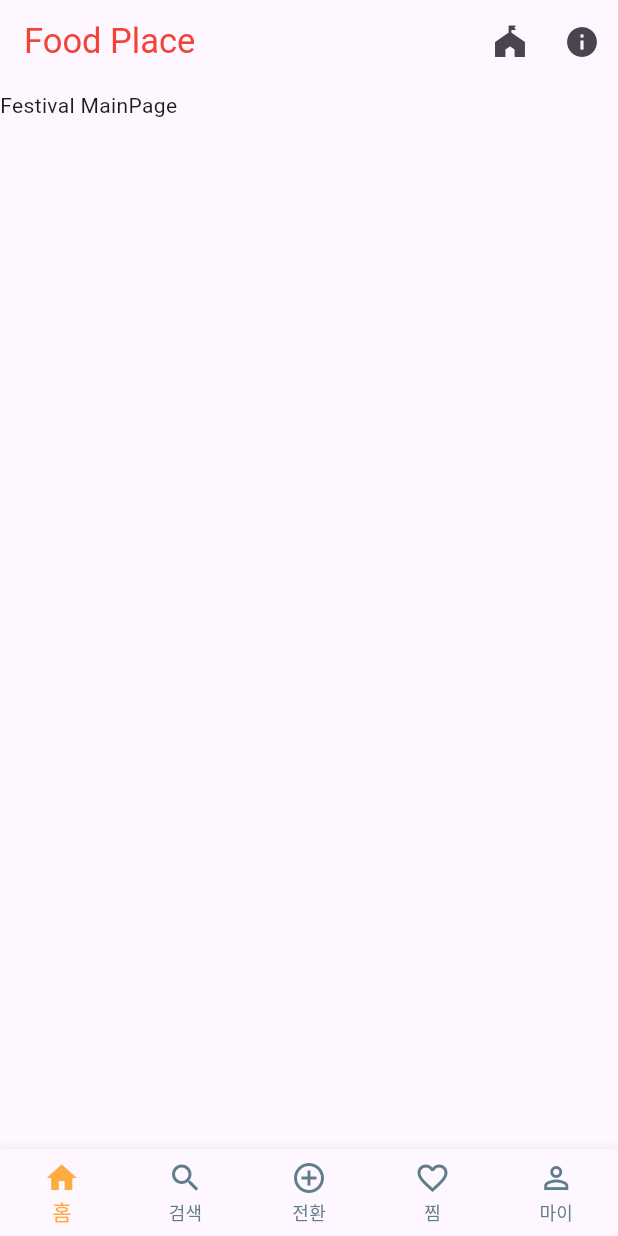
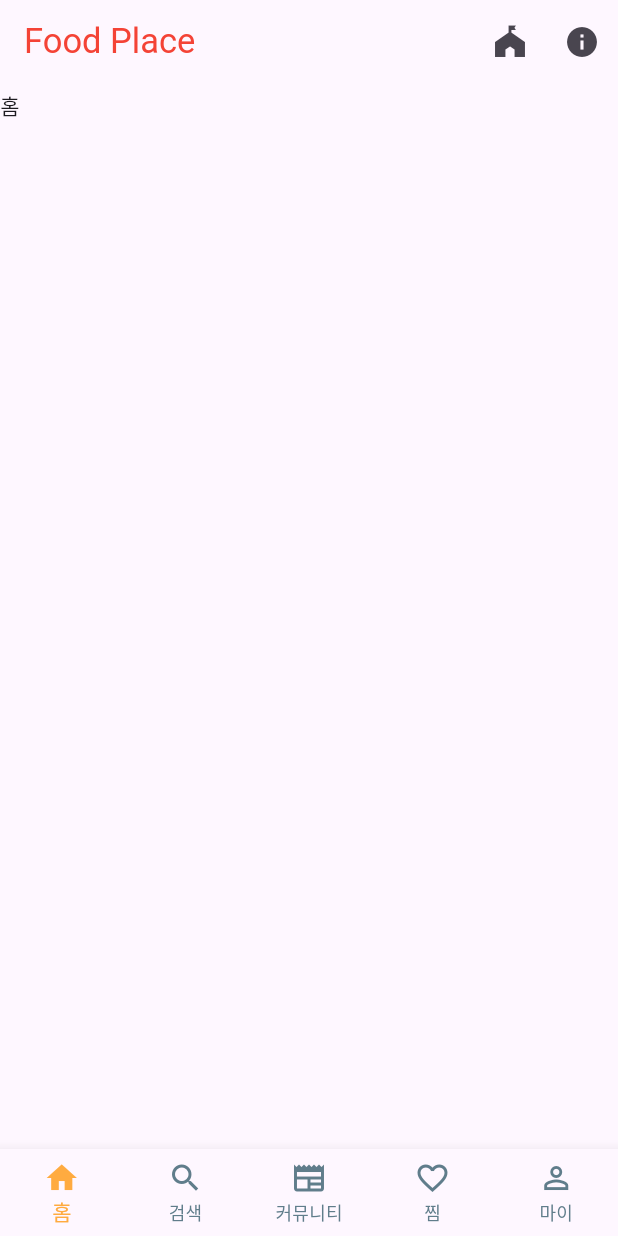
Before and after one commit to kimakuma/SIDE-ordner_FE, a Flutter app: the screen it shows after launch, on a phone screen of 412 x 824 dp. Run offline on Flutter 3.47's test engine with Material 3 defaults, Android fonts, the phone set to English and light mode, and no system bars; missing offline and left inert: mysql_client.

Commit message:
set default page with NavBar

```diff
--- a/lib/components/footer.dart
+++ b/lib/components/footer.dart
@@ -22,7 +22,7 @@ class _FooterState extends State<Footer> {
   final List<BottomNavigationBarItem> footerItems = [
     BottomNavigationBarItem(icon: Icon(Icons.home_outlined), activeIcon: Icon(Icons.home), label: '홈'),
     BottomNavigationBarItem(icon: Icon(Icons.search_outlined), activeIcon: Icon(Icons.search), label: '검색'),
-    BottomNavigationBarItem(icon: Icon(Icons.add_circle_outline), activeIcon: Icon(Icons.add_circle), label: '전환'),
+    BottomNavigationBarItem(icon: Icon(Icons.newspaper_outlined), activeIcon: Icon(Icons.newspaper), label: '커뮤니티'),
     BottomNavigationBarItem(icon: Icon(Icons.favorite_outline), activeIcon: Icon(Icons.favorite), label: '찜'),
     BottomNavigationBarItem(icon: Icon(Icons.person_outline), activeIcon: Icon(Icons.person), label: '마이'),
   ];
--- a/lib/main.dart
+++ b/lib/main.dart
@@ -3,8 +3,10 @@ import 'package:provider/provider.dart';
 import 'package:foodplace/services/mysqlConnector.dart';
 import 'package:foodplace/components/header.dart';
 import 'package:foodplace/components/footer.dart';
-// import 'package:foodplace/screens/odrner/mainPage.dart';
-import 'package:foodplace/screens/odrner/mainPage.dart';
+import 'package:foodplace/screens/odrner/odrner_mainPage.dart';
+import 'package:foodplace/screens/search/search_mainPage.dart';
+import 'package:foodplace/screens/community/community_mainPage.dart';
+import 'package:foodplace/screens/favorite/favorite_mainPage.dart';
 import 'package:foodplace/screens/mypage/myPage.dart';
 
 void main() {
@@ -13,8 +15,6 @@ void main() {
   runApp(
     MultiProvider(
       providers: [
-        // Login State
-        ChangeNotifierProvider(create: (_) => login()),
         // Footer - NavBar
         ChangeNotifierProvider(create: (_) => selectedPage()),
       ],
@@ -34,10 +34,10 @@ class MyApp extends StatefulWidget {
 class _MyAppState extends State<MyApp> {
 
   final List<Widget> _navPage = [
-    MainPage(),
-    MainPage(),
-    MainPage(),
-    MainPage(),
+    Odrner_MainPage(),
+    Search_MainPage(),
+    Community_MainPage(),
+    Favorite_MainPage(),
     MyPage(),
   ];
 
--- /dev/null
+++ b/lib/screens/community/community_mainPage.dart
@@ -0,0 +1,14 @@
+import 'package:flutter/cupertino.dart';
+import 'package:flutter/material.dart';
+
+class Community_MainPage extends StatelessWidget {
+  @override
+  Widget build(BuildContext context) {
+    return MaterialApp(
+      title: 'Food Place',
+      home: Scaffold(
+        body: SizedBox(child: Text("커뮤니티"))
+      ),
+    );
+  }
+}
--- /dev/null
+++ b/lib/screens/favorite/favorite_mainPage.dart
@@ -0,0 +1,14 @@
+import 'package:flutter/cupertino.dart';
+import 'package:flutter/material.dart';
+
+class Favorite_MainPage extends StatelessWidget {
+  @override
+  Widget build(BuildContext context) {
+    return MaterialApp(
+      title: 'Food Place',
+      home: Scaffold(
+        body: SizedBox(child: Text("찜"))
+      ),
+    );
+  }
+}
--- a/lib/screens/mypage/myPage.dart
+++ b/lib/screens/mypage/myPage.dart
@@ -1,6 +1,17 @@
 import 'package:flutter/cupertino.dart';
 import 'package:flutter/material.dart';
 import 'package:foodplace/main.dart';
+
+class user with ChangeNotifier {
+  int _currentIndex = 0;
+  int get selectedPageIndex => _currentIndex;
+
+  void _onTap(int index) {
+    _currentIndex = index;
+
+    notifyListeners();
+  }
+}
 
 class MyPage extends StatelessWidget {
   @override
--- a/lib/screens/odrner/mainPage.dart
+++ /dev/null
@@ -1,22 +0,0 @@
-import 'package:flutter/cupertino.dart';
-import 'package:flutter/material.dart';
-
-class MainPage extends StatefulWidget {
-  const MainPage({Key? key}) : super(key: key);
-
-  @override
-  State<MainPage> createState() => _MainState();
-}
-
-class _MainState extends State<MainPage> {
-
-  @override
-  Widget build(BuildContext context) {
-    return MaterialApp(
-      title: 'Food Place',
-      home: Scaffold(
-        body: SizedBox(child: Text("Festival MainPage"))
-      ),
-    );
-  }
-}
--- /dev/null
+++ b/lib/screens/odrner/odrner_mainPage.dart
@@ -0,0 +1,22 @@
+import 'package:flutter/cupertino.dart';
+import 'package:flutter/material.dart';
+
+class Odrner_MainPage extends StatefulWidget {
+  const Odrner_MainPage({Key? key}) : super(key: key);
+
+  @override
+  State<Odrner_MainPage> createState() => _MainState();
+}
+
+class _MainState extends State<Odrner_MainPage> {
+
+  @override
+  Widget build(BuildContext context) {
+    return MaterialApp(
+      title: 'Food Place',
+      home: Scaffold(
+        body: SizedBox(child: Text("홈"))
+      ),
+    );
+  }
+}
--- /dev/null
+++ b/lib/screens/search/search_mainPage.dart
@@ -0,0 +1,14 @@
+import 'package:flutter/cupertino.dart';
+import 'package:flutter/material.dart';
+
+class Search_MainPage extends StatelessWidget {
+  @override
+  Widget build(BuildContext context) {
+    return MaterialApp(
+      title: 'Food Place',
+      home: Scaffold(
+        body: SizedBox(child: Text("검색"))
+      ),
+    );
+  }
+}
```
